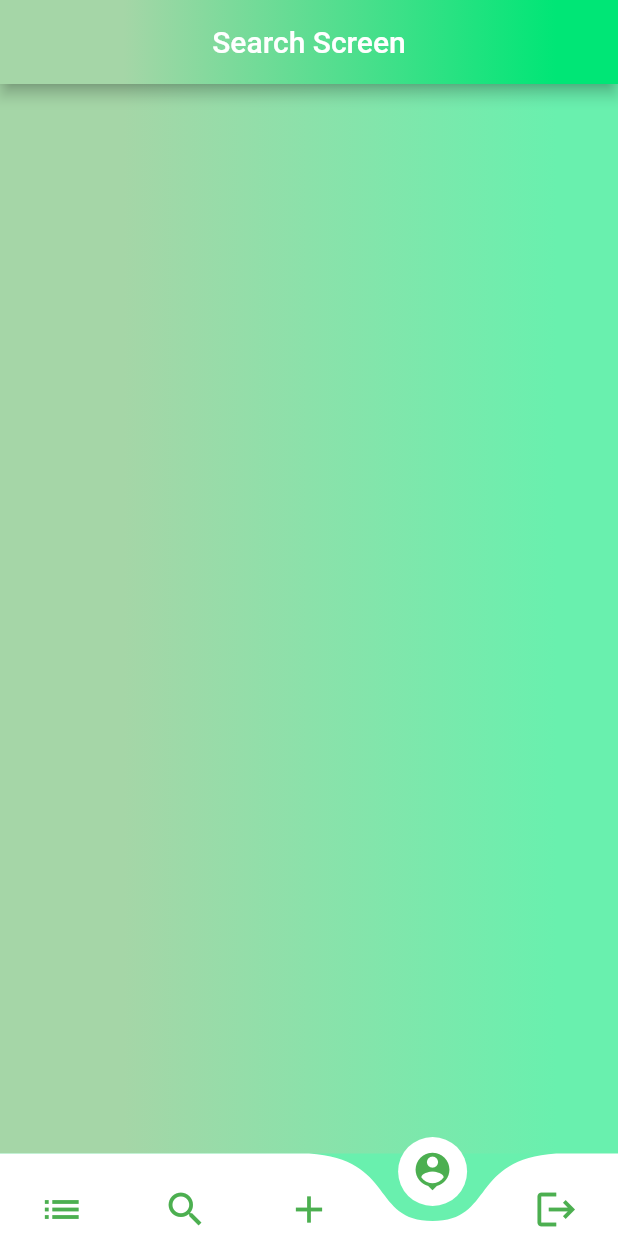
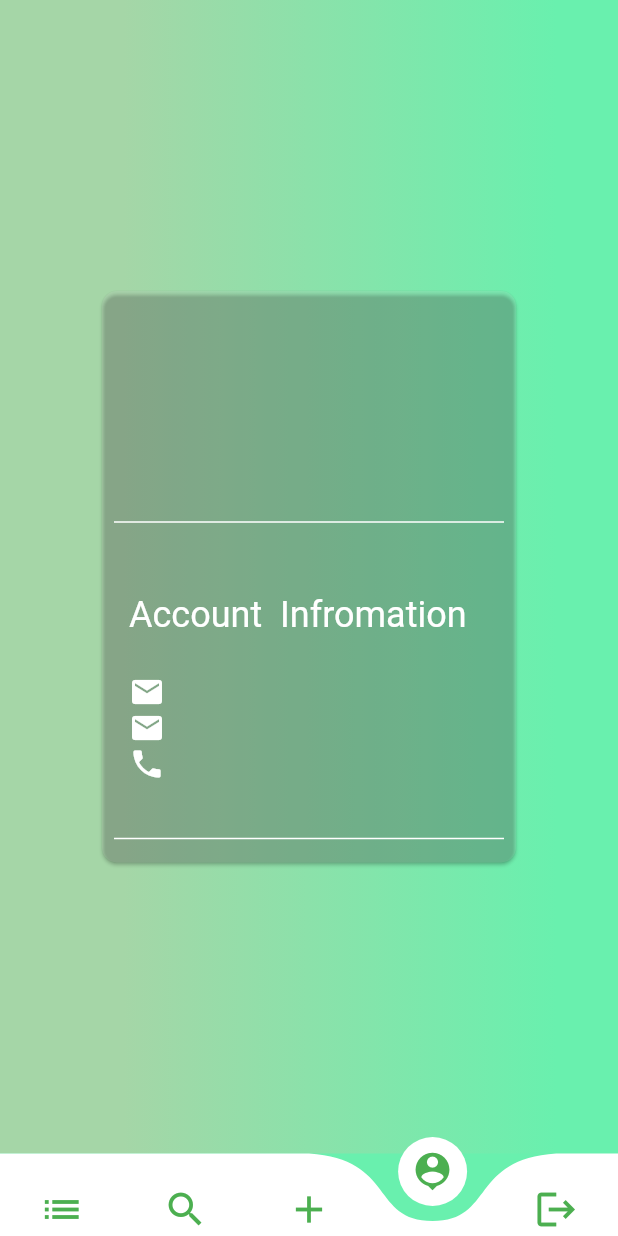
Before and after one commit to erarunkushwaha/fiverr-flutter, a Flutter app: the screen it shows once a user with an empty profile is signed in, item 4 of the bottom bar chosen, on a phone screen of 412 x 824 dp. Run offline on Flutter 3.47's test engine with Material 2 defaults, Android fonts, the phone set to English and light mode, and no system bars; drawn by our look-alikes of curved_navigation_bar; our stand-ins replace cloud_firestore, firebase_auth, firebase_core, firebase_storage, fluttertoast, image_cropper and 1 more; accounts and stored records are empty.

Commit message:
BUG SOLVED

```diff
--- a/lib/helpers/persistent.dart
+++ b/lib/helpers/persistent.dart
@@ -10,8 +10,12 @@ class Persistent {
         .get();
 
     name = userDoc.get("name");
+    print("name $name");
     userImage = userDoc.get("userImage");
-    location = userDoc.get("location");
+    print("userImage $userImage");
+
+    location = userDoc.get("address");
+    print("location $location");
   }
 
   static List<String> jobCategoryList = [
--- a/lib/screens/job_details.dart
+++ b/lib/screens/job_details.dart
@@ -1,4 +1,4 @@
-// ignore_for_file: unnecessary_null_comparison
+ // ignore_for_file: unnecessary_null_comparison
 
 import 'package:cloud_firestore/cloud_firestore.dart';
 import 'package:firebase_auth/firebase_auth.dart';
--- a/lib/screens/profile_screen.dart
+++ b/lib/screens/profile_screen.dart
@@ -1,14 +1,89 @@
+import 'package:cloud_firestore/cloud_firestore.dart';
+import 'package:firebase_auth/firebase_auth.dart';
 import 'package:fiverr/widgets/bottom_nav_bar.dart';
 import 'package:flutter/material.dart';
 
 class ProfileScreen extends StatefulWidget {
-  const ProfileScreen({super.key});
+  final String userId;
+
+  const ProfileScreen({super.key, required this.userId});
 
   @override
   State<ProfileScreen> createState() => _ProfileScreenState();
 }
 
 class _ProfileScreenState extends State<ProfileScreen> {
+  final FirebaseAuth auth = FirebaseAuth.instance;
+  String? name;
+  String email = "";
+  String phoneNumber = "";
+  String imageUrl = "";
+  String joinedAt = "";
+  bool isloading = false;
+  bool isSameUser = false;
+
+  void getUserData() async {
+    try {
+      isloading = true;
+      final DocumentSnapshot userDoc = await FirebaseFirestore.instance
+          .collection("users")
+          .doc(widget.userId)
+          .get();
+
+      // ignore: unnecessary_null_comparison
+      if (userDoc == null) {
+        return;
+      } else {
+        setState(() {
+          name = userDoc.get("name");
+          email = userDoc.get("email");
+          phoneNumber = userDoc.get("phoneNo");
+          imageUrl = userDoc.get("userImage");
+          Timestamp joinedAtTimeStamp = userDoc.get('createdAt');
+          var joinedDate = joinedAtTimeStamp.toDate();
+          joinedAt =
+              "${joinedDate.year} - ${joinedDate.month} - ${joinedDate.day}  ";
+          name = userDoc.get("name");
+        });
+        User? user = auth.currentUser;
+        final uid = user!.uid;
+        setState(() {
+          isSameUser = uid == widget.userId;
+        });
+      }
+    } catch (e) {
+      //
+    } finally {
+      isloading = false;
+    }
+  }
+
+  @override
+  void initState() {
+    super.initState();
+    getUserData();
+  }
+
+  Widget userInfo({required IconData icon, required String content}) {
+    return Row(
+      children: [
+        Icon(
+          icon,
+          color: Colors.white,
+        ),
+        Padding(
+          padding: const EdgeInsets.symmetric(horizontal: 10),
+          child: Text(
+            content,
+            style: const TextStyle(
+              color: Colors.white54,
+            ),
+          ),
+        ),
+      ],
+    );
+  }
+
   @override
   Widget build(BuildContext context) {
     return Container(
@@ -26,22 +101,86 @@ class _ProfileScreenState extends State<ProfileScreen> {
       child: Scaffold(
         backgroundColor: Colors.transparent,
         bottomNavigationBar: BottomNavigationBarForApp(indexNum: 3),
-        appBar: AppBar(
-          flexibleSpace: Container(
-            decoration: BoxDecoration(
-              gradient: LinearGradient(
-                colors: [
-                  Colors.green[200]!,
-                  Colors.greenAccent[400]!,
-                ],
-                begin: Alignment.centerLeft,
-                end: Alignment.centerRight,
-                stops: const [0.2, 0.9],
-              ),
-            ),
-          ),
-          title: const Text("Search Screen"),
-          centerTitle: true,
+        body: Center(
+          child: isloading
+              ? const Center(
+                  child: CircularProgressIndicator(),
+                )
+              : SingleChildScrollView(
+                  child: Padding(
+                    padding: const EdgeInsets.all(30),
+                    child: Stack(
+                      children: [
+                        Card(
+                          color: Colors.white10,
+                          margin: const EdgeInsets.all(38),
+                          shape: RoundedRectangleBorder(
+                            borderRadius: BorderRadius.circular(10),
+                          ),
+                          child: Padding(
+                            padding: const EdgeInsets.all(8.0),
+                            child: Column(
+                              crossAxisAlignment: CrossAxisAlignment.start,
+                              children: [
+                                const SizedBox(
+                                  height: 100,
+                                ),
+                                Align(
+                                  alignment: Alignment.center,
+                                  child: Text(
+                                    name ?? "Name here",
+                                    style: const TextStyle(
+                                        color: Colors.white, fontSize: 20),
+                                  ),
+                                ),
+                                const SizedBox(height: 15),
+                                const Divider(
+                                  thickness: 1,
+                                  color: Colors.white,
+                                ),
+                                const SizedBox(height: 30),
+                                const Padding(
+                                  padding: EdgeInsets.all(10.0),
+                                  child: Text(
+                                    "Account  Infromation",
+                                    style: TextStyle(
+                                      color: Colors.white,
+                                      fontSize: 24.0,
+                                    ),
+                                  ),
+                                ),
+                                const SizedBox(
+                                  height: 15,
+                                ),
+                                Padding(
+                                    padding: const EdgeInsets.only(left: 10),
+                                    child: userInfo(
+                                        icon: Icons.email, content: email)),
+                                Padding(
+                                  padding: const EdgeInsets.only(left: 10),
+                                  child: userInfo(
+                                      icon: Icons.email, content: email),
+                                ),
+                                Padding(
+                                  padding: const EdgeInsets.only(left: 10),
+                                  child: userInfo(
+                                      icon: Icons.phone, content: phoneNumber),
+                                ),
+                                const SizedBox(
+                                  height: 30,
+                                ),
+                                const Divider(
+                                  thickness: 1,
+                                  color: Colors.white,
+                                ),
+                              ],
+                            ),
+                          ),
+                        ),
+                      ],
+                    ),
+                  ),
+                ),
         ),
       ),
     );
```
Also changed, not shown: lib/widgets/bottom_nav_bar.dart (+9 -2 lines), lib/widgets/comment_widget.dart (+8 -1 lines).
